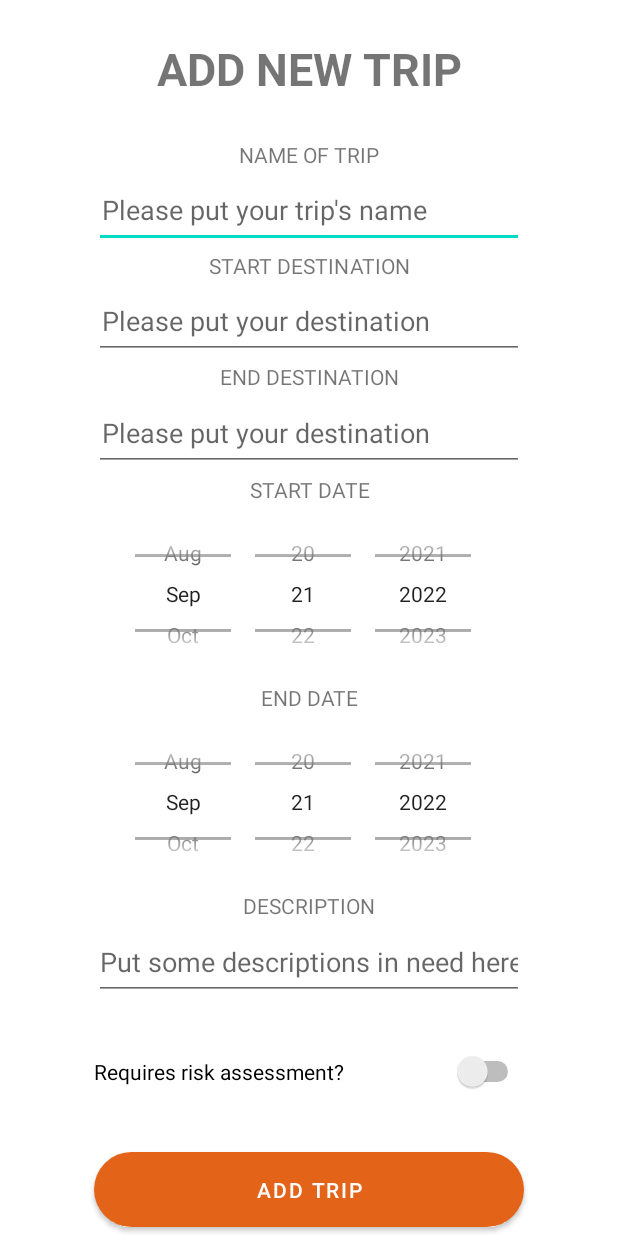
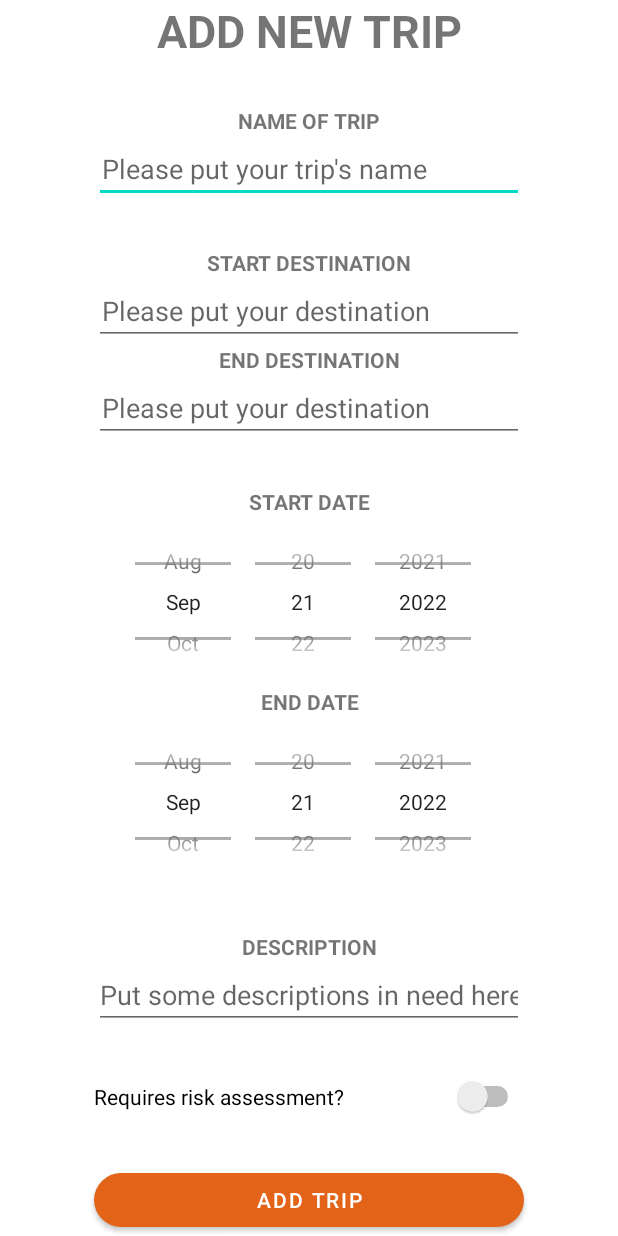
Before and after one commit to dothanh2001/MExpense, an Android app: the layout activity_addtrip.xml on its own in the app's theme, with its tools: preview values and no code run, on a phone screen of 412 x 824 dp. Run offline under Robolectric (Android 15) with nearby library versions, the phone set to English and light mode, and no system bars.

```diff
--- a/app/src/main/java/com/example/m_expense/back_end/TripListViewAdapter.java
+++ b/app/src/main/java/com/example/m_expense/back_end/TripListViewAdapter.java
@@ -50,7 +50,7 @@ public class TripListViewAdapter extends BaseAdapter {
         ((TextView) viewTrip.findViewById(R.id.toDate)).setText(trip.getEndDate());
         ((TextView) viewTrip.findViewById(R.id.start_destination)).setText(trip.getStartDestination());
         ((TextView) viewTrip.findViewById(R.id.end_destination)).setText(trip.getEndDestination());
-        ((TextView) viewTrip.findViewById(R.id.amount)).setText(trip.getAmount());
+        ((TextView) viewTrip.findViewById(R.id.amount)).setText(String.valueOf(trip.getAmount()));
 
 
         return viewTrip;
--- a/app/src/main/res/layout/activity_addtrip.xml
+++ b/app/src/main/res/layout/activity_addtrip.xml
@@ -1,5 +1,5 @@
 <?xml version="1.0" encoding="utf-8"?>
-<LinearLayout
+<ScrollView
     xmlns:android="http://schemas.android.com/apk/res/android"
     xmlns:app="http://schemas.android.com/apk/res-auto"
     xmlns:tools="http://schemas.android.com/tools"
@@ -10,24 +10,34 @@
     android:layout_weight="7">
 
 
+    <androidx.constraintlayout.widget.ConstraintLayout
+        android:layout_width="match_parent"
+        android:layout_height="wrap_content">
+
         <TextView
             android:id="@+id/nameOfTrip"
             android:layout_width="match_parent"
             android:layout_height="wrap_content"
             android:layout_weight="2"
-        android:textStyle="bold"
-        android:textSize="30dp"
             android:gravity="center"
             android:text="ADD NEW TRIP"
-        android:textAlignment="center" />
+            android:textAlignment="center"
+            android:textSize="30dp"
+            android:textStyle="bold"
+            app:layout_constraintEnd_toEndOf="parent"
+            app:layout_constraintStart_toStartOf="parent"
+            app:layout_constraintTop_toTopOf="parent" />
 
         <TextView
             android:id="@+id/textView5"
             android:layout_width="match_parent"
             android:layout_height="wrap_content"
+            android:layout_marginTop="30dp"
             android:layout_weight="0.2"
+            android:gravity="center"
             android:text="NAME OF TRIP"
-        android:gravity="center"/>
+            android:textStyle="bold"
+            app:layout_constraintTop_toBottomOf="@+id/nameOfTrip" />
 
         <EditText
             android:id="@+id/kindOfTrip"
@@ -39,15 +49,19 @@
             android:ems="10"
             android:hint="Please put your trip's name"
             android:inputType="textPersonName"
-        android:paddingLeft="5dp" />
+            android:paddingLeft="5dp"
+            app:layout_constraintTop_toBottomOf="@+id/textView5" />
 
         <TextView
             android:id="@+id/textView7"
             android:layout_width="match_parent"
             android:layout_height="wrap_content"
+            android:layout_marginTop="30dp"
             android:layout_weight="0.2"
+            android:gravity="center"
             android:text="START DESTINATION"
-        android:gravity="center"/>
+            android:textStyle="bold"
+            app:layout_constraintTop_toBottomOf="@+id/kindOfTrip" />
 
         <EditText
             android:id="@+id/start_destination"
@@ -59,14 +73,17 @@
             android:ems="10"
             android:hint="Please put your destination"
             android:inputType="textPersonName"
-        android:paddingLeft="5dp" />
+            android:paddingLeft="5dp"
+            app:layout_constraintTop_toBottomOf="@+id/textView7" />
         <TextView
             android:id="@+id/textView10"
             android:layout_width="match_parent"
             android:layout_height="wrap_content"
             android:layout_weight="0.2"
             android:text="END DESTINATION"
-        android:gravity="center"/>
+            android:gravity="center"
+            android:textStyle="bold"
+            app:layout_constraintTop_toBottomOf="@+id/start_destination" />
 
         <EditText
             android:id="@+id/end_destination"
@@ -78,23 +95,28 @@
             android:ems="10"
             android:hint="Please put your destination"
             android:inputType="textPersonName"
-        android:paddingLeft="5dp" />
+            android:paddingLeft="5dp"
+            app:layout_constraintTop_toBottomOf="@+id/textView10" />
 
 
         <TextView
             android:id="@+id/textView6"
             android:layout_width="match_parent"
             android:layout_height="wrap_content"
+            android:layout_marginTop="30dp"
             android:layout_weight="0.2"
+            android:gravity="center"
             android:text="START DATE"
-        android:gravity="center"/>
+            android:textStyle="bold"
+            app:layout_constraintTop_toBottomOf="@+id/end_destination" />
 
         <DatePicker
             android:id="@+id/datePicker"
             android:layout_width="match_parent"
             android:layout_height="114dp"
             android:calendarViewShown="false"
-        android:datePickerMode="spinner" />
+            android:datePickerMode="spinner"
+            app:layout_constraintTop_toBottomOf="@+id/textView6" />
 
         <TextView
             android:id="@+id/textView66"
@@ -102,22 +124,28 @@
             android:layout_height="wrap_content"
             android:layout_weight="0.2"
             android:text="END DATE"
-        android:gravity="center"/>
+            android:gravity="center"
+            android:textStyle="bold"
+            app:layout_constraintTop_toBottomOf="@+id/datePicker" />
 
         <DatePicker
             android:id="@+id/datePickerEnd"
             android:layout_width="match_parent"
             android:layout_height="114dp"
             android:calendarViewShown="false"
-        android:datePickerMode="spinner" />
+            android:datePickerMode="spinner"
+            app:layout_constraintTop_toBottomOf="@+id/textView66" />
 
         <TextView
             android:id="@+id/textView8"
             android:layout_width="match_parent"
             android:layout_height="wrap_content"
+            android:layout_marginTop="30dp"
             android:layout_weight="0.2"
+            android:gravity="center"
             android:text="DESCRIPTION"
-        android:gravity="center"/>
+            android:textStyle="bold"
+            app:layout_constraintTop_toBottomOf="@+id/datePickerEnd" />
 
         <EditText
             android:id="@+id/description"
@@ -128,7 +156,8 @@
             android:layout_weight="0.2"
             android:ems="10"
             android:hint="Put some descriptions in need here"
-        android:inputType="textPersonName" />
+            android:inputType="textPersonName"
+            app:layout_constraintTop_toBottomOf="@+id/textView8" />
 
         <Switch
             android:id="@+id/requireRisk"
@@ -138,7 +167,8 @@
             android:layout_marginTop="5mm"
             android:layout_marginRight="10mm"
             android:layout_weight="0.2"
-        android:text="Requires risk assessment?" />
+            android:text="Requires risk assessment?"
+            app:layout_constraintTop_toBottomOf="@+id/description" />
 
         <Button
             android:id="@+id/button"
@@ -150,7 +180,7 @@
             android:layout_weight="0.5"
             android:text="ADD TRIP"
             app:cornerRadius="50dp"
-        />
+            app:layout_constraintTop_toBottomOf="@+id/requireRisk" />
 
-
-</LinearLayout>
+    </androidx.constraintlayout.widget.ConstraintLayout>
+</ScrollView>
```
Also changed, not shown: app/src/main/java/com/example/m_expense/back_end/Expense.java (added, +42 -0 lines), app/src/main/java/com/example/m_expense/back_end/MExpenseSystem.java (+92 -11 lines), app/src/main/java/com/example/m_expense/back_end/Trip.java (+16 -3 lines), app/src/main/java/com/example/m_expense/database/SQLHelper.java (+11 -0 lines), app/src/main/java/com/example/m_expense/front_end/AddExpenseActivity.java (+8 -2 lines), app/src/main/java/com/example/m_expense/front_end/MainActivity.java (+9 -0 lines). Lines whose indentation alone changed are shown as unchanged.
